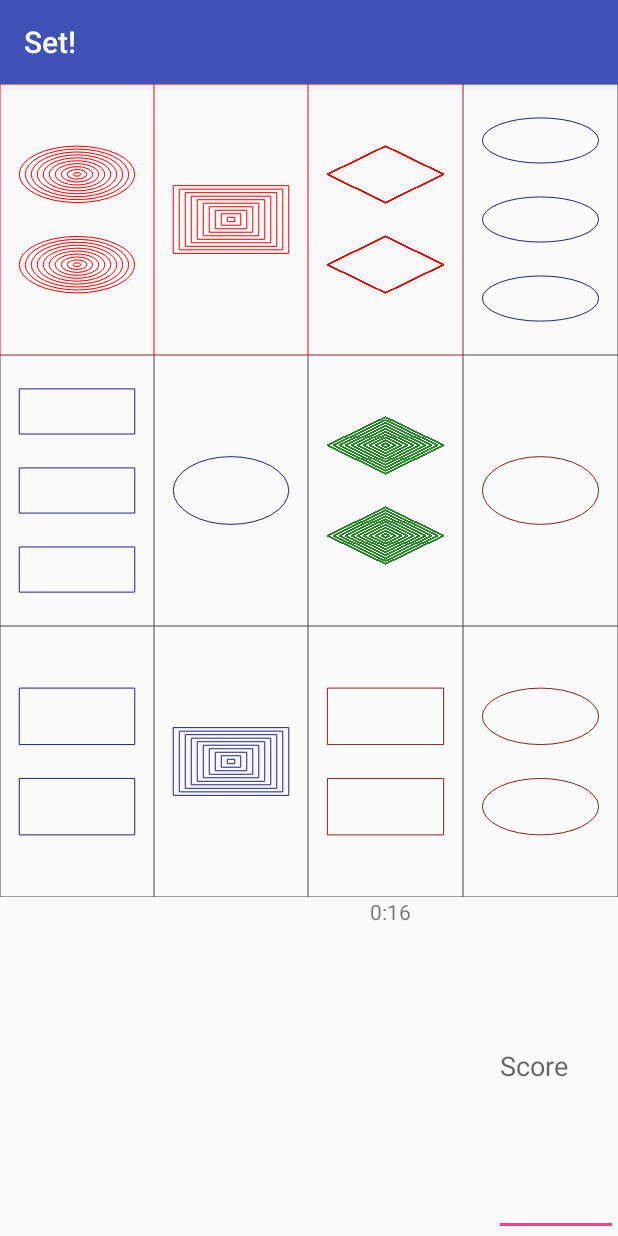
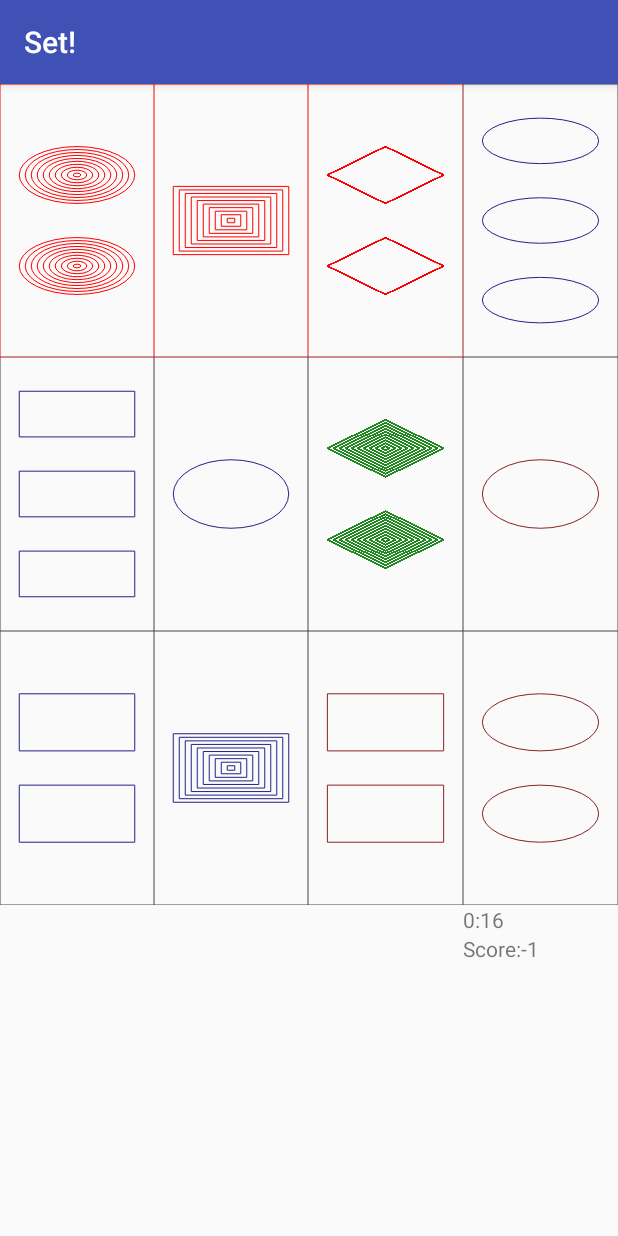
Before and after one commit to AmaurX/PI-set-, an Android app: the screen it shows after launch (MainActivity), after a tap on an icon or button, on a phone screen of 412 x 824 dp. Run offline under Robolectric (Android 15) with nearby library versions, the phone set to English and light mode, and no system bars; 2 other taps on this screen came first.

Commit message:
Score Ok problème pour afficher dernier set

```diff
--- a/set_v1/Set/app/src/main/java/com/polytechnique/marc/amaury/set/MainActivity.java
+++ b/set_v1/Set/app/src/main/java/com/polytechnique/marc/amaury/set/MainActivity.java
@@ -24,25 +24,10 @@ import java.util.Stack;
 
 public class MainActivity extends AppCompatActivity {
 
-    TextView timerTextView;
-    long startTime = 0;
+    ImageView set1;
+    ImageView set2;
+    ImageView set3;
 
-    //runs without a timer by reposting this handler at the end of the runnable
-    Handler timerHandler = new Handler();
-    Runnable timerRunnable = new Runnable() {
-
-        @Override
-        public void run() {
-            long millis = System.currentTimeMillis() - startTime;
-            int seconds = (int) (millis / 1000);
-            int minutes = seconds / 60;
-            seconds = seconds % 60;
-
-            timerTextView.setText(String.format("%d:%02d", minutes, seconds));
-
-            timerHandler.postDelayed(this, 500);
-        }
-    };
 
     @Override
     protected void onCreate(Bundle savedInstanceState) {
@@ -62,11 +47,90 @@ public class MainActivity extends AppCompatActivity {
 
     private Stack<Integer> selected = new Stack<Integer>();
 
+    TextView timerTextView;
+    TextView scoreTextView;
+
+    long startTime = 0;
+
+    long score = -1;
+    boolean add = true;
+
+    Integer addresse;
+    int numeroCarteSet = 0;
+
+    //Time opérationel
+    //runs without a timer by reposting this handler at the end of the runnable
+    Handler timerHandler = new Handler();
+    Runnable timerRunnable = new Runnable() {
+        @Override
+        public void run() {
+            long millis = System.currentTimeMillis() - startTime;
+            int seconds = (int) (millis / 1000);
+            int minutes = seconds / 60;
+            seconds = seconds % 60;
+
+            timerTextView.setText(String.format("%d:%02d", minutes, seconds));
+
+            timerHandler.postDelayed(this, 500);
+        }
+    };
+
+    //Score opérationnel
+    Handler scoreHandler = new Handler();
+    Runnable scoreRunnable = new Runnable() {
+        @Override
+        public void run() {
+            if (add) score += 1;
+            else score -= 1;
+            scoreTextView.setText(String.format("%s:%02d", "Score", score));
+        }
+    };
+
+    Handler setHandler = new Handler();
+    Runnable setRunnable = new Runnable() {
+        @Override
+        public void run() {
+            CardDrawable nouvelleCard = new CardDrawable(171);
+            //CardDrawable nouvelleCard = new CardDrawable(table[tas.get(addresse)]);
+            Bitmap bit = Bitmap.createBitmap(600, 600, Bitmap.Config.ARGB_8888);
+            Canvas can = new Canvas(bit);
+            nouvelleCard.draw(can);
+            switch (numeroCarteSet) {
+                case 0:
+                    break;
+                case 1:
+                    set1.setImageDrawable(nouvelleCard);
+                    set1.invalidate();
+                    break;
+                case 2:
+                    set2.setImageDrawable(nouvelleCard);
+                    set2.invalidate();
+                    break;
+                case 3:
+                    set3.setImageDrawable(nouvelleCard);
+                    set3.invalidate();
+                    break;
+            }
+        }
+    };
+
 
     public void init() {
+        set1 = (ImageView) findViewById(R.id.set1);
+        numeroCarteSet=1;
+        setHandler.postDelayed(setRunnable,0);
+        set2 = (ImageView) findViewById(R.id.set2);
+        numeroCarteSet=2;
+        setHandler.postDelayed(setRunnable,0);
+        set3 = (ImageView) findViewById(R.id.set3);
+        numeroCarteSet=3;
+        setHandler.postDelayed(setRunnable,0);
+        numeroCarteSet=0;
         timerTextView = (TextView) findViewById(R.id.time);
         startTime = System.currentTimeMillis();
         timerHandler.postDelayed(timerRunnable, 0);
+        scoreTextView = (TextView) findViewById(R.id.score);
+        scoreHandler.postDelayed(scoreRunnable, 0);
         tas.put(R.id.image1, 1);
         tas.put(R.id.image2, 2);
         tas.put(R.id.image3, 3);
@@ -89,6 +153,7 @@ public class MainActivity extends AppCompatActivity {
         }
     }
 
+    //opérationel
     public void addCard(int addresse) {
         Random tirage = new Random();
         boolean flag = true;
@@ -115,6 +180,7 @@ public class MainActivity extends AppCompatActivity {
         button.invalidate();                     //Etape pour réinitialiser une ImageView
     }
 
+    //opérationel? Jamais vu 15 cartes
     public boolean isThereMatch() {
         for (int card1 : table) {
             for (int card2 : table) {
@@ -128,6 +194,7 @@ public class MainActivity extends AppCompatActivity {
         return false;
     }
 
+    //opérationel? Jamais vu 15 cartes
     public void testMatch() {
         if (!isThereMatch()) {
             addCard(R.id.image15);
@@ -139,6 +206,8 @@ public class MainActivity extends AppCompatActivity {
 
     @RequiresApi(api = Build.VERSION_CODES.LOLLIPOP)
 
+    //Pb: je n'arrive pas à déselectionner
+    //Pb: il faudrait qu'il n'y ai rien quand je selectionne une carte non tiré (13,14,15) la cela bug car nullpointer
     public void selection(View view) {
         int id = view.getId();
         ImageView carte = (ImageView) view;
@@ -160,20 +229,27 @@ public class MainActivity extends AppCompatActivity {
         }
     }
 
-    public void clearCarte(int addresse) {                                 //Opérationnelle
+    //opérationel
+    public void clearCarte(int addresse) {
         ImageView carte1 = (ImageView) findViewById(addresse);
         carte1.setImageDrawable(null);
         carte1.invalidate();
     }
 
+    //le score est bien (dés)incrémenter quand match ou non
     public void traiterMatch() {
         Integer a = selected.pop();
         Integer b = selected.pop();
         Integer c = selected.pop();
+
         if (Cards.isSet(table[tas.get(a)], table[tas.get(b)], table[tas.get(c)])) {
 
 
             //Incrémentation du compteur du joueur et dernier set attrapé
+            add = true;
+            scoreHandler.postDelayed(scoreRunnable, 0);
+
+            afficherDernierSet(a, b, b);
 
 
             selected.removeAllElements();  // Au cas ou non vide
@@ -190,10 +266,24 @@ public class MainActivity extends AppCompatActivity {
 
         } else {
             selected.removeAllElements();
+            add = false;
+            scoreHandler.postDelayed(scoreRunnable, 0);
             //Désincrémentation du compteur du joueur et dernier set attrapé
+        }
+    }
 
-        }
-
+    //Non opérationnel
+    public void afficherDernierSet(Integer a, Integer b, Integer c) {
+        addresse = a;
+        numeroCarteSet=1;
+        setHandler.postDelayed(setRunnable, 0);
+        addresse = b;
+        numeroCarteSet=2;
+        setHandler.postDelayed(setRunnable, 0);
+        addresse = c;
+        numeroCarteSet=3;
+        setHandler.postDelayed(setRunnable, 0);
+        numeroCarteSet=0;
 
     }
 }
--- a/set_v1/Set/app/src/main/res/layout/activity_main.xml
+++ b/set_v1/Set/app/src/main/res/layout/activity_main.xml
@@ -141,18 +141,56 @@
             android:contentDescription="@null"
             android:onClick="selection" />
 
+        <TableLayout
+            android:layout_width="0dp"
+            android:layout_height="match_parent"
+            android:layout_weight="1"
+            android:contentDescription="@null">
+
+            <TableRow>
                 <TextView android:id="@+id/time"
                     android:layout_width="0dp"
                     android:layout_height="match_parent"
                     android:layout_weight="1"
                     android:contentDescription="@string/time"
                     />
+            </TableRow>
 
-        <EditText
+            <TableRow>
+                <TextView android:id="@+id/score"
                     android:layout_width="0dp"
                     android:layout_height="match_parent"
                     android:layout_weight="1"
-            android:hint="@string/score" />
+                    android:contentDescription="@string/score" />
+
+            </TableRow>
+            <TableRow>
+                <ImageView
+                    android:id="@+id/set1"
+                    android:layout_width="0dp"
+                    android:layout_height="match_parent"
+                    android:layout_weight="1"
+                    android:contentDescription="@null"
+                    />
+
+                <ImageView
+                    android:id="@+id/set2"
+                    android:layout_width="0dp"
+                    android:layout_height="match_parent"
+                    android:layout_weight="1"
+                    android:contentDescription="@null"
+                    />
+
+                <ImageView
+                    android:id="@+id/set3"
+                    android:layout_width="0dp"
+                    android:layout_height="match_parent"
+                    android:layout_weight="1"
+                    android:contentDescription="@null"
+                    />
+            </TableRow>
+        </TableLayout>
+
 
 
     </TableRow>
```
Lines whose indentation alone changed are shown as unchanged.
